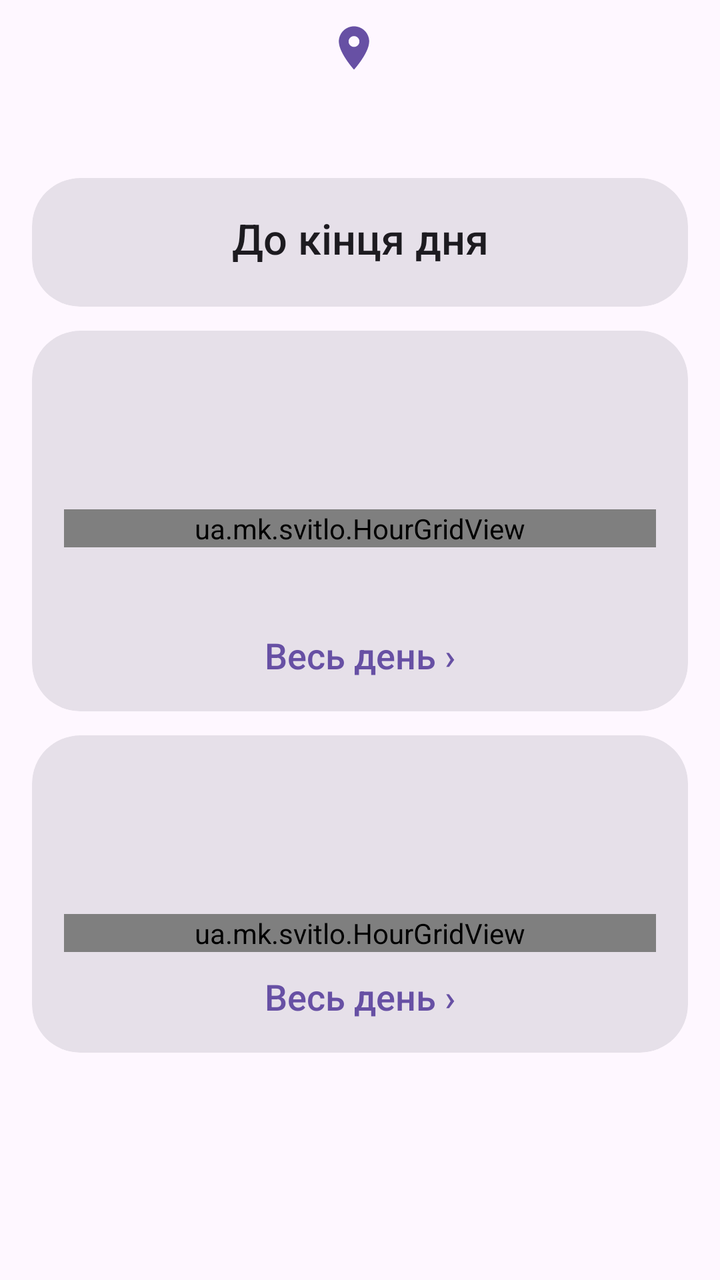
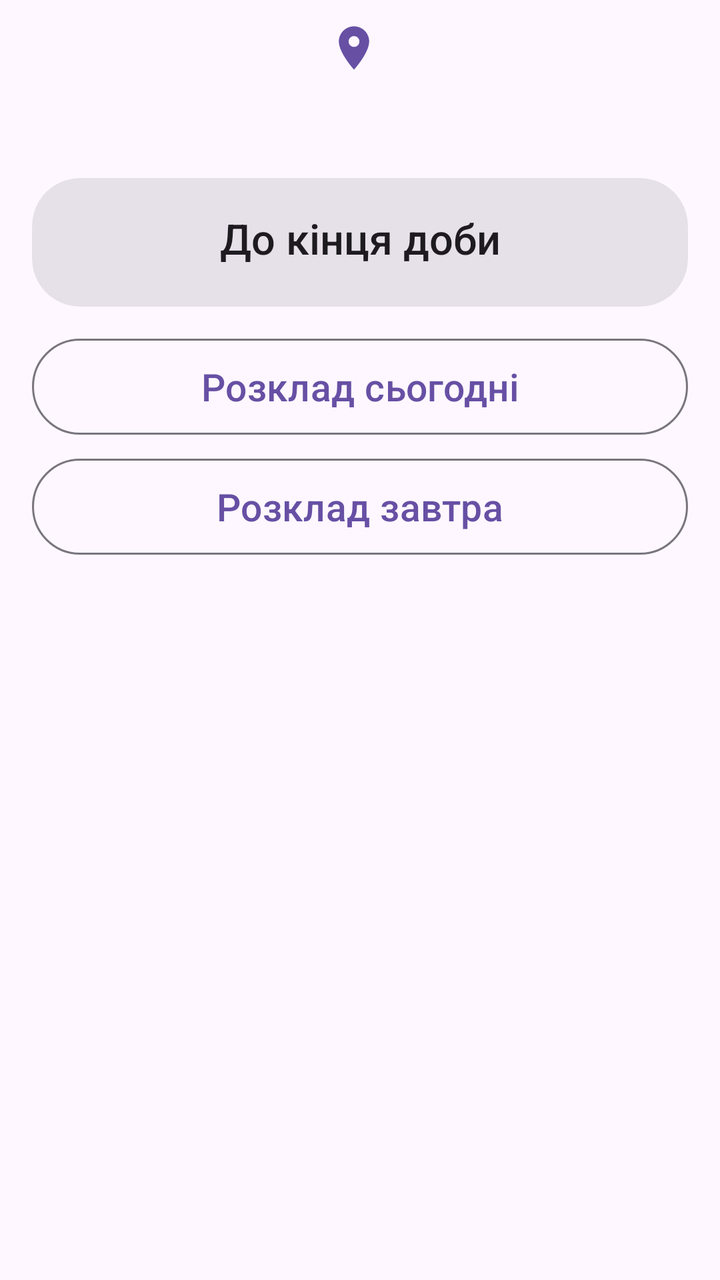

Screens rendered from an Android XML layout before and after an edit, with the pre-edit source and the edit as a unified diff.
<!-- AndroidManifest.xml: application theme AppTheme -->
<!-- res/layout/page_address.xml -->
<?xml version="1.0" encoding="utf-8"?>

<androidx.core.widget.NestedScrollView xmlns:android="http://schemas.android.com/apk/res/android"
    xmlns:app="http://schemas.android.com/apk/res-auto"
    android:id="@+id/page_scroll"
    android:layout_width="match_parent"
    android:layout_height="match_parent">

    <LinearLayout
        android:id="@+id/page_content"
        android:layout_width="match_parent"
        android:layout_height="wrap_content"
        android:orientation="vertical"
        android:paddingStart="16dp"
        android:paddingTop="8dp"
        android:paddingEnd="16dp"
        android:paddingBottom="24dp">

        
        <LinearLayout
            android:id="@+id/p_addr_box"
            android:layout_width="wrap_content"
            android:layout_height="wrap_content"
            android:layout_gravity="center_horizontal"
            android:gravity="center_vertical"
            android:orientation="horizontal">

            <ImageView
                android:layout_width="26dp"
                android:layout_height="26dp"
                android:layout_marginEnd="6dp"
                android:contentDescription="@null"
                android:src="@drawable/ic_place"
                android:tint="?attr/colorPrimary" />

            <TextView
                android:id="@+id/p_addr_name"
                android:layout_width="wrap_content"
                android:layout_height="wrap_content"
                android:fontFamily="sans-serif-medium"
                android:gravity="center"
                android:textColor="?attr/colorOnSurface"
                android:textSize="24sp" />
        </LinearLayout>

        <TextView
            android:id="@+id/p_addr_full"
            android:layout_width="match_parent"
            android:layout_height="wrap_content"
            android:layout_marginTop="2dp"
            android:layout_marginBottom="12dp"
            android:gravity="center"
            android:textColor="?attr/colorOnSurfaceVariant"
            android:textSize="17sp" />

        <com.google.android.material.button.MaterialButton
            android:id="@+id/btn_add_first"
            android:layout_width="wrap_content"
            android:layout_height="wrap_content"
            android:layout_gravity="center_horizontal"
            android:text="Додати адресу"
            android:textSize="18sp"
            android:visibility="gone"
            app:icon="@drawable/ic_add" />

        
        <com.google.android.material.card.MaterialCardView
            android:id="@+id/card_next"
            style="?attr/materialCardViewFilledStyle"
            android:layout_width="match_parent"
            android:layout_height="wrap_content"
            android:layout_marginTop="12dp"
            app:cardCornerRadius="24dp">

            <LinearLayout
                android:layout_width="match_parent"
                android:layout_height="wrap_content"
                android:orientation="vertical"
                android:padding="16dp">

                <TextView
                    android:layout_width="match_parent"
                    android:layout_height="wrap_content"
                    android:layout_marginBottom="4dp"
                    android:fontFamily="sans-serif-medium"
                    android:gravity="center"
                    android:text="До кінця дня"
                    android:textColor="?attr/colorOnSurface"
                    android:textSize="21sp" />

                <LinearLayout
                    android:id="@+id/m_next"
                    android:layout_width="match_parent"
                    android:layout_height="wrap_content"
                    android:orientation="vertical" />
            </LinearLayout>
        </com.google.android.material.card.MaterialCardView>

        
        <com.google.android.material.card.MaterialCardView
            android:id="@+id/card_today"
            style="?attr/materialCardViewFilledStyle"
            android:layout_width="match_parent"
            android:layout_height="wrap_content"
            android:layout_marginTop="12dp"
            app:cardCornerRadius="24dp">

            <LinearLayout
                android:layout_width="match_parent"
                android:layout_height="wrap_content"
                android:orientation="vertical"
                android:padding="16dp">

                <TextView
                    android:id="@+id/m_today_label"
                    android:layout_width="match_parent"
                    android:layout_height="wrap_content"
                    android:fontFamily="sans-serif-medium"
                    android:gravity="center"
                    android:textColor="?attr/colorOnSurface"
                    android:textSize="21sp" />

                <TextView
                    android:id="@+id/m_today_text"
                    android:layout_width="match_parent"
                    android:layout_height="wrap_content"
                    android:layout_marginTop="8dp"
                    android:gravity="center"
                    android:lineSpacingExtra="2dp"
                    android:textColor="?attr/colorOnSurface"
                    android:textSize="20sp" />

                <ua.mk.svitlo.HourGridView
                    android:id="@+id/m_today_grid"
                    android:layout_width="match_parent"
                    android:layout_height="wrap_content"
                    android:layout_marginTop="10dp" />

                <TextView
                    android:id="@+id/m_legend"
                    android:layout_width="match_parent"
                    android:layout_height="wrap_content"
                    android:layout_marginTop="10dp"
                    android:gravity="center"
                    android:lineSpacingExtra="4dp"
                    android:textColor="?attr/colorOnSurfaceVariant"
                    android:textSize="16sp" />

                <TextView
                    android:layout_width="match_parent"
                    android:layout_height="wrap_content"
                    android:layout_marginTop="10dp"
                    android:fontFamily="sans-serif-medium"
                    android:gravity="center"
                    android:text="Весь день ›"
                    android:textColor="?attr/colorPrimary"
                    android:textSize="18sp" />
            </LinearLayout>
        </com.google.android.material.card.MaterialCardView>

        
        <com.google.android.material.card.MaterialCardView
            android:id="@+id/card_tomorrow"
            style="?attr/materialCardViewFilledStyle"
            android:layout_width="match_parent"
            android:layout_height="wrap_content"
            android:layout_marginTop="12dp"
            app:cardCornerRadius="24dp">

            <LinearLayout
                android:layout_width="match_parent"
                android:layout_height="wrap_content"
                android:orientation="vertical"
                android:padding="16dp">

                <TextView
                    android:id="@+id/m_tomorrow_label"
                    android:layout_width="match_parent"
                    android:layout_height="wrap_content"
                    android:fontFamily="sans-serif-medium"
                    android:gravity="center"
                    android:textColor="?attr/colorOnSurface"
                    android:textSize="21sp" />

                <TextView
                    android:id="@+id/m_tomorrow_text"
                    android:layout_width="match_parent"
                    android:layout_height="wrap_content"
                    android:layout_marginTop="8dp"
                    android:gravity="center"
                    android:lineSpacingExtra="2dp"
                    android:textColor="?attr/colorOnSurface"
                    android:textSize="20sp" />



                <ua.mk.svitlo.HourGridView
                    android:id="@+id/m_tomorrow_grid"
                    android:layout_width="match_parent"
                    android:layout_height="wrap_content"
                    android:layout_marginTop="10dp" />

                <TextView
                    android:id="@+id/m_tomorrow_more"
                    android:layout_width="match_parent"
                    android:layout_height="wrap_content"
                    android:layout_marginTop="10dp"
                    android:fontFamily="sans-serif-medium"
                    android:gravity="center"
                    android:text="Весь день ›"
                    android:textColor="?attr/colorPrimary"
                    android:textSize="18sp" />
            </LinearLayout>
        </com.google.android.material.card.MaterialCardView>

        
        <TextView
            android:id="@+id/m_queues"
            android:layout_width="match_parent"
            android:layout_height="wrap_content"
            android:layout_marginTop="16dp"
            android:gravity="center"
            android:textColor="?attr/colorOnSurfaceVariant"
            android:textSize="15sp" />

        <TextView
            android:id="@+id/m_updated"
            android:layout_width="match_parent"
            android:layout_height="wrap_content"
            android:layout_marginTop="2dp"
            android:gravity="center"
            android:textColor="?attr/colorOnSurfaceVariant"
            android:textSize="14sp" />
    </LinearLayout>
</androidx.core.widget.NestedScrollView>
<!-- resources referenced by this layout -->
<resources>
  <!-- drawable ic_add (drawable) -->
  <?xml version="1.0" encoding="utf-8"?>
  <vector xmlns:android="http://schemas.android.com/apk/res/android"
      android:width="24dp"
      android:height="24dp"
      android:viewportWidth="24"
      android:viewportHeight="24">
      <path android:fillColor="#FF000000" android:pathData="M19,13h-6v6h-2v-6H5v-2h6V5h2v6h6v2z" />
  </vector>
  <!-- drawable ic_place (drawable) -->
  <?xml version="1.0" encoding="utf-8"?>
  <vector xmlns:android="http://schemas.android.com/apk/res/android"
      android:width="24dp"
      android:height="24dp"
      android:viewportWidth="24"
      android:viewportHeight="24">
      <path android:fillColor="#FF000000" android:pathData="M12,2C8.13,2 5,5.13 5,9c0,5.25 7,13 7,13s7,-7.75 7,-13c0,-3.87 -3.13,-7 -7,-7zM12,11.5c-1.38,0 -2.5,-1.12 -2.5,-2.5s1.12,-2.5 2.5,-2.5 2.5,1.12 2.5,2.5 -1.12,2.5 -2.5,2.5z" />
  </vector>
  <style name="AppTheme" parent="Theme.Material3.DayNight.NoActionBar">
          <item name="android:statusBarColor">?attr/colorSurface</item>
          <item name="android:windowLightStatusBar">@bool/light_bars</item>
      </style>
</resources>

<!-- the commit's change to res/layout/page_address.xml (unified diff, before → after) -->
@@ -84,7 +84,7 @@
                     android:layout_marginBottom="4dp"
                     android:fontFamily="sans-serif-medium"
                     android:gravity="center"
-                    android:text="До кінця дня"
+                    android:text="До кінця доби"
                     android:textColor="?attr/colorOnSurface"
                     android:textSize="21sp" />
 
@@ -96,122 +96,27 @@
             </LinearLayout>
         </com.google.android.material.card.MaterialCardView>
 
-        
-        <com.google.android.material.card.MaterialCardView
-            android:id="@+id/card_today"
-            style="?attr/materialCardViewFilledStyle"
+        <com.google.android.material.button.MaterialButton
+            android:id="@+id/btn_today"
+            style="?attr/materialButtonOutlinedStyle"
             android:layout_width="match_parent"
             android:layout_height="wrap_content"
+            android:minHeight="56dp"
             android:layout_marginTop="12dp"
-            app:cardCornerRadius="24dp">
+            android:text="Розклад сьогодні"
+            android:textAllCaps="false"
+            android:textSize="19sp" />
 
-            <LinearLayout
-                android:layout_width="match_parent"
-                android:layout_height="wrap_content"
-                android:orientation="vertical"
-                android:padding="16dp">
-
-                <TextView
-                    android:id="@+id/m_today_label"
-                    android:layout_width="match_parent"
-                    android:layout_height="wrap_content"
-                    android:fontFamily="sans-serif-medium"
-                    android:gravity="center"
-                    android:textColor="?attr/colorOnSurface"
-                    android:textSize="21sp" />
-
-                <TextView
-                    android:id="@+id/m_today_text"
-                    android:layout_width="match_parent"
-                    android:layout_height="wrap_content"
-                    android:layout_marginTop="8dp"
-                    android:gravity="center"
-                    android:lineSpacingExtra="2dp"
-                    android:textColor="?attr/colorOnSurface"
-                    android:textSize="20sp" />
-
-                <ua.mk.svitlo.HourGridView
-                    android:id="@+id/m_today_grid"
-                    android:layout_width="match_parent"
-                    android:layout_height="wrap_content"
-                    android:layout_marginTop="10dp" />
-
-                <TextView
-                    android:id="@+id/m_legend"
-                    android:layout_width="match_parent"
-                    android:layout_height="wrap_content"
-                    android:layout_marginTop="10dp"
-                    android:gravity="center"
-                    android:lineSpacingExtra="4dp"
-                    android:textColor="?attr/colorOnSurfaceVariant"
-                    android:textSize="16sp" />
-
-                <TextView
-                    android:layout_width="match_parent"
-                    android:layout_height="wrap_content"
-                    android:layout_marginTop="10dp"
-                    android:fontFamily="sans-serif-medium"
-                    android:gravity="center"
-                    android:text="Весь день ›"
-                    android:textColor="?attr/colorPrimary"
-                    android:textSize="18sp" />
-            </LinearLayout>
-        </com.google.android.material.card.MaterialCardView>
-
-        
-        <com.google.android.material.card.MaterialCardView
-            android:id="@+id/card_tomorrow"
-            style="?attr/materialCardViewFilledStyle"
+        <com.google.android.material.button.MaterialButton
+            android:id="@+id/btn_tomorrow"
+            style="?attr/materialButtonOutlinedStyle"
             android:layout_width="match_parent"
             android:layout_height="wrap_content"
-            android:layout_marginTop="12dp"
-            app:cardCornerRadius="24dp">
-
-            <LinearLayout
-                android:layout_width="match_parent"
-                android:layout_height="wrap_content"
-                android:orientation="vertical"
-                android:padding="16dp">
-
-                <TextView
-                    android:id="@+id/m_tomorrow_label"
-                    android:layout_width="match_parent"
-                    android:layout_height="wrap_content"
-                    android:fontFamily="sans-serif-medium"
-                    android:gravity="center"
-                    android:textColor="?attr/colorOnSurface"
-                    android:textSize="21sp" />
-
-                <TextView
-                    android:id="@+id/m_tomorrow_text"
-                    android:layout_width="match_parent"
-                    android:layout_height="wrap_content"
-                    android:layout_marginTop="8dp"
-                    android:gravity="center"
-                    android:lineSpacingExtra="2dp"
-                    android:textColor="?attr/colorOnSurface"
-                    android:textSize="20sp" />
-
-
-
-                <ua.mk.svitlo.HourGridView
-                    android:id="@+id/m_tomorrow_grid"
-                    android:layout_width="match_parent"
-                    android:layout_height="wrap_content"
-                    android:layout_marginTop="10dp" />
-
-                <TextView
-                    android:id="@+id/m_tomorrow_more"
-                    android:layout_width="match_parent"
-                    android:layout_height="wrap_content"
-                    android:layout_marginTop="10dp"
-                    android:fontFamily="sans-serif-medium"
-                    android:gravity="center"
-                    android:text="Весь день ›"
-                    android:textColor="?attr/colorPrimary"
-                    android:textSize="18sp" />
-            </LinearLayout>
-        </com.google.android.material.card.MaterialCardView>
+            android:minHeight="56dp"
+            android:layout_marginTop="4dp"
+            android:text="Розклад завтра"
+            android:textAllCaps="false"
+            android:textSize="19sp" />
 
         
         <TextView
